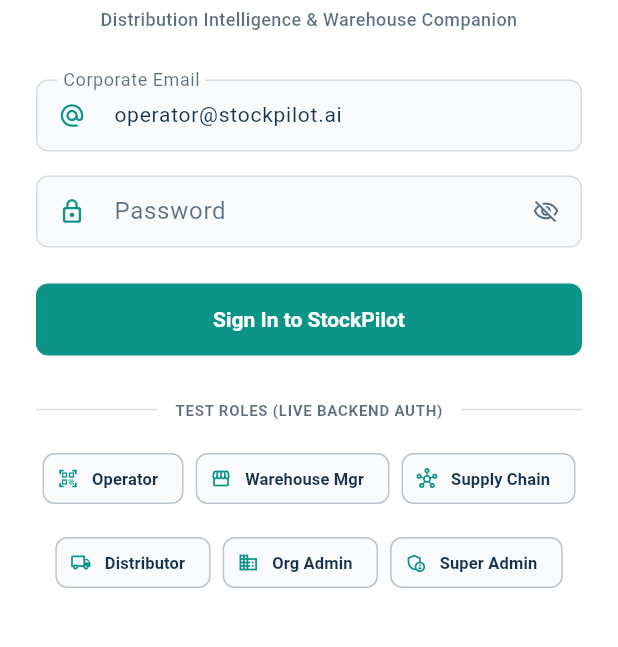
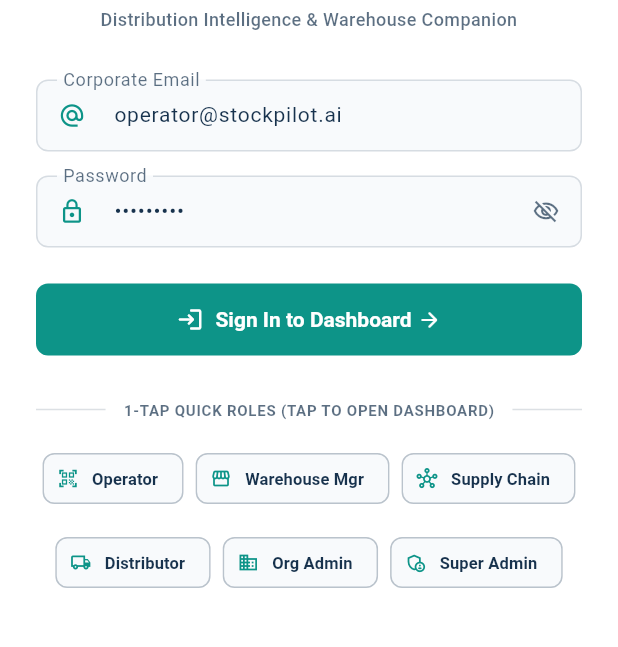
Before and after one commit to DhangarRohit18/Triwizathon, a Flutter app: the screen it shows after launch, on a phone screen of 412 x 824 dp, the part 399-1046 px from its top. Run offline on Flutter 3.47's test engine with Material 3 defaults, Android fonts, the phone set to English and light mode, and no system bars; our stand-ins replace cloud_firestore, dio, firebase_core, firebase_storage, flutter_riverpod, go_router and 2 more; missing offline and left inert: mobile_scanner; accounts and stored records are empty.

Commit message:
feat(mobile): enable 1-tap instant login and dashboard redirect on mobile login screen

```diff
--- a/mobile/lib/features/auth/screens/login_screen.dart
+++ b/mobile/lib/features/auth/screens/login_screen.dart
@@ -13,7 +13,7 @@
 
 class _LoginScreenState extends ConsumerState<LoginScreen> {
   final _emailController = TextEditingController(text: 'operator@stockpilot.ai');
-  final _passwordController = TextEditingController();
+  final _passwordController = TextEditingController(text: 'Admin123!');
   bool _obscurePassword = true;
   String? _errorMessage;
 
@@ -24,12 +24,18 @@
     super.dispose();
   }
 
-  void _handleLogin() async {
+  void _handleLogin([String? email, String? password]) async {
     setState(() => _errorMessage = null);
+    final rawEmail = (email ?? _emailController.text).trim();
+    final rawPassword = (password ?? _passwordController.text).trim();
+
+    final resolvedEmail = rawEmail.isEmpty ? 'operator@stockpilot.ai' : rawEmail;
+    final resolvedPassword = rawPassword.isEmpty ? 'Admin123!' : rawPassword;
+
     try {
       await ref.read(authNotifierProvider.notifier).login(
-            _emailController.text.trim(),
-            _passwordController.text,
+            resolvedEmail,
+            resolvedPassword,
           );
       if (mounted) context.go('/dashboard');
     } catch (e) {
@@ -39,7 +45,8 @@
 
   void _fillAccount(String email) {
     _emailController.text = email;
-    _passwordController.clear();
+    _passwordController.text = 'Admin123!';
+    _handleLogin(email, 'Admin123!');
   }
 
   @override
@@ -188,7 +195,7 @@
 
                 // Sign In Button
                 ElevatedButton(
-                  onPressed: isLoading ? null : _handleLogin,
+                  onPressed: isLoading ? null : () => _handleLogin(),
                   style: ElevatedButton.styleFrom(
                     backgroundColor: AppColors.tealAccent,
                     foregroundColor: Colors.white,
@@ -202,21 +209,30 @@
                           width: 18,
                           child: CircularProgressIndicator(strokeWidth: 2, color: Colors.white),
                         )
-                      : const Text(
-                          'Sign In to StockPilot',
-                          style: TextStyle(fontWeight: FontWeight.w700, fontSize: 14),
+                      : const Row(
+                          mainAxisAlignment: MainAxisAlignment.center,
+                          children: [
+                            Icon(Icons.login_rounded, size: 18),
+                            SizedBox(width: 8),
+                            Text(
+                              'Sign In to Dashboard',
+                              style: TextStyle(fontWeight: FontWeight.w700, fontSize: 14),
+                            ),
+                            SizedBox(width: 4),
+                            Icon(Icons.arrow_forward_rounded, size: 16),
+                          ],
                         ),
                 ),
                 const SizedBox(height: 28),
 
-                // Evaluation Accounts
+                // Evaluation Accounts (1-Tap Instant Dashboard Access)
                 const Row(
                   children: [
                     Expanded(child: Divider(color: AppColors.borderLight)),
                     Padding(
                       padding: EdgeInsets.symmetric(horizontal: 12),
                       child: Text(
-                        'TEST ROLES (LIVE BACKEND AUTH)',
+                        '1-TAP QUICK ROLES (TAP TO OPEN DASHBOARD)',
                         style: TextStyle(
                           color: AppColors.textSecondaryLight,
                           fontSize: 10,
```
